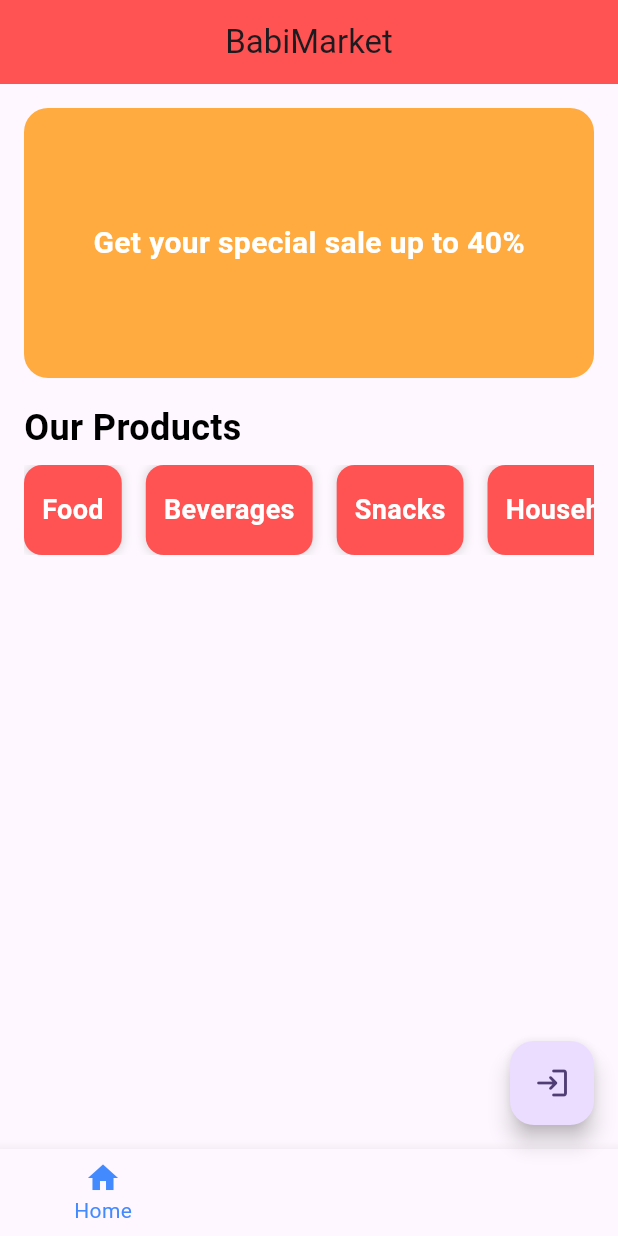
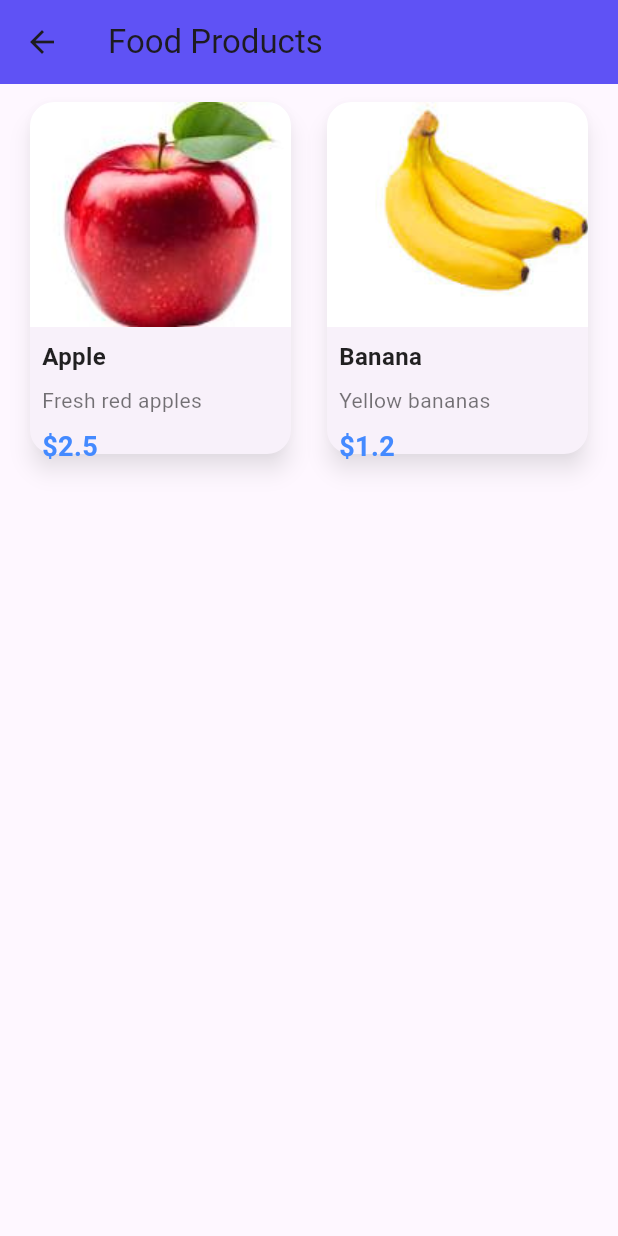
Before and after one commit to hadizorkot/BabiMarket-App, a Flutter app: the screen it shows once a user with an empty profile is signed in, after a tap on "Food", on a phone screen of 412 x 824 dp. Run offline on Flutter 3.47's test engine with Material 3 defaults, Android fonts, the phone set to English and light mode, and no system bars; our stand-ins replace firebase_auth, firebase_core; accounts and stored records are empty.

Commit message:
add product feature

```diff
--- /dev/null
+++ b/assets/products.json
@@ -0,0 +1,40 @@
+[
+  {
+    "categoryId": 1,
+    "products": [
+      {
+        "id": 1,
+        "name": "Apple",
+        "description": "Fresh red apples",
+        "price": 2.5,
+        "image": "assets/images/apple.jpg"
+      },
+      {
+        "id": 2,
+        "name": "Banana",
+        "description": "Yellow bananas",
+        "price": 1.2,
+        "image": "assets/images/banana.jpg"
+      }
+    ]
+  },
+  {
+    "categoryId": 2,
+    "products": [
+      {
+        "id": 3,
+        "name": "Coke",
+        "description": "Refreshing soda",
+        "price": 1.5,
+        "image": "assets/images/coke.jpg"
+      },
+      {
+        "id": 4,
+        "name": "Pepsi",
+        "description": "Cool refreshing drink",
+        "price": 1.4,
+        "image": "assets/images/pepsi.jpg"
+      }
+    ]
+  }
+]
--- a/lib/homepage.dart
+++ b/lib/homepage.dart
@@ -1,8 +1,7 @@
 import 'package:flutter/material.dart';
 import 'package:babi_market/services/remote_services.dart';
-import 'package:babi_market/login.dart';
-import 'package:firebase_auth/firebase_auth.dart';
 import 'package:babi_market/models/ProductCategory.dart';
+import 'product_category_page.dart'; // Import ProductCategoryPage
 
 class Homepage extends StatefulWidget {
   const Homepage({super.key});
@@ -12,16 +11,6 @@ class Homepage extends StatefulWidget {
 }
 
 class _HomepageState extends State<Homepage> {
-  final user = FirebaseAuth.instance.currentUser;
-
-  signout() async {
-    await FirebaseAuth.instance.signOut();
-    Navigator.pushReplacement(
-      context,
-      MaterialPageRoute(builder: (context) => const Login()),
-    );
-  }
-
   List<ProductCategory>? productCategories;
   var isLoading = false;
 
@@ -47,7 +36,7 @@ class _HomepageState extends State<Homepage> {
       appBar: AppBar(
         title: const Text("BabiMarket"),
         centerTitle: true,
-        backgroundColor: Colors.redAccent, // AppBar color
+        backgroundColor: const Color.fromARGB(255, 94, 82, 255), // AppBar color
       ),
       body: Padding(
         padding: const EdgeInsets.all(16.0),
@@ -58,7 +47,7 @@ class _HomepageState extends State<Homepage> {
             Container(
               height: 180,
               decoration: BoxDecoration(
-                color: Colors.orangeAccent,
+                color: const Color.fromARGB(255, 64, 169, 255),
                 borderRadius: BorderRadius.circular(16),
               ),
               child: Center(
@@ -96,7 +85,17 @@ class _HomepageState extends State<Homepage> {
                           padding: const EdgeInsets.only(right: 16.0),
                           child: GestureDetector(
                             onTap: () {
-                              // Implement the logic when a category is tapped
+                              // Navigate to the Product Category Page when tapped
+                              Navigator.push(
+                                context,
+                                MaterialPageRoute(
+                                  builder: (context) => ProductCategoryPage(
+                                    categoryId: productCategories![index].id,
+                                    categoryName:
+                                        productCategories![index].name,
+                                  ),
+                                ),
+                              );
                             },
                             child: Container(
                               padding: const EdgeInsets.symmetric(
@@ -104,11 +103,8 @@ class _HomepageState extends State<Homepage> {
                                 horizontal: 12,
                               ),
                               decoration: BoxDecoration(
-                                color: Colors
-                                    .redAccent, // Background color of the box
-                                borderRadius: BorderRadius.circular(
-                                  12,
-                                ), // Rounded corners
+                                color: const Color.fromARGB(255, 99, 82, 255),
+                                borderRadius: BorderRadius.circular(12),
                                 boxShadow: [
                                   BoxShadow(
                                     color: Colors.grey.withOpacity(0.3),
@@ -122,7 +118,7 @@ class _HomepageState extends State<Homepage> {
                                   productCategories![index].name,
                                   style: const TextStyle(
                                     color: Colors.white,
-                                    fontSize: 18, // Larger font size
+                                    fontSize: 18,
                                     fontWeight: FontWeight.w600,
                                   ),
                                 ),
@@ -134,7 +130,6 @@ class _HomepageState extends State<Homepage> {
                     )
                   : const Center(child: CircularProgressIndicator()),
             ),
-
             const SizedBox(height: 16),
           ],
         ),
@@ -161,10 +156,6 @@ class _HomepageState extends State<Homepage> {
           // Handle the navigation logic here
         },
       ),
-      floatingActionButton: FloatingActionButton(
-        onPressed: signout,
-        child: const Icon(Icons.login_rounded),
-      ),
     );
   }
 }
--- /dev/null
+++ b/lib/models/Product.dart
@@ -0,0 +1,31 @@
+class Product {
+  int id;
+  String name;
+  String description;
+  double price;
+  String image;
+
+  Product({
+    required this.id,
+    required this.name,
+    required this.description,
+    required this.price,
+    required this.image,
+  });
+
+  factory Product.fromJson(Map<String, dynamic> json) => Product(
+    id: json["id"],
+    name: json["name"],
+    description: json["description"],
+    price: json["price"],
+    image: json["image"],
+  );
+
+  Map<String, dynamic> toJson() => {
+    "id": id,
+    "name": name,
+    "description": description,
+    "price": price,
+    "image": image,
+  };
+}
--- a/lib/models/ProductCategory.dart
+++ b/lib/models/ProductCategory.dart
@@ -1,5 +1,3 @@
-import 'dart:convert';
-
 class ProductCategory {
   int id;
   String name;
--- /dev/null
+++ b/lib/product_category_page.dart
@@ -0,0 +1,140 @@
+import 'package:flutter/material.dart';
+import 'package:babi_market/models/Product.dart';
+import 'package:babi_market/services/remote_services.dart';
+
+class ProductCategoryPage extends StatefulWidget {
+  final int categoryId;
+  final String categoryName;
+
+  const ProductCategoryPage({
+    super.key,
+    required this.categoryId,
+    required this.categoryName,
+  });
+
+  @override
+  State<ProductCategoryPage> createState() => _ProductCategoryPageState();
+}
+
+class _ProductCategoryPageState extends State<ProductCategoryPage> {
+  List<Product>? products;
+  var isLoading = false;
+
+  @override
+  void initState() {
+    super.initState();
+    getProducts();
+  }
+
+  getProducts() async {
+    setState(() {
+      isLoading = true;
+    });
+    final remoteServices = RemoteServices();
+    products = await remoteServices.getProductsByCategory(widget.categoryId);
+    setState(() {
+      isLoading = false;
+    });
+  }
+
+  @override
+  Widget build(BuildContext context) {
+    return Scaffold(
+      appBar: AppBar(
+        title: Text('${widget.categoryName} Products'),
+        backgroundColor: const Color.fromARGB(255, 94, 82, 255),
+        elevation: 4, // Add shadow for a floating effect
+      ),
+      body: Padding(
+        padding: const EdgeInsets.symmetric(horizontal: 16.0, vertical: 8.0),
+        child: isLoading
+            ? const Center(child: CircularProgressIndicator())
+            : products == null || products!.isEmpty
+            ? const Center(child: Text('No products found in this category.'))
+            : GridView.builder(
+                gridDelegate: SliverGridDelegateWithFixedCrossAxisCount(
+                  crossAxisCount: 2,
+                  crossAxisSpacing: 16.0,
+                  mainAxisSpacing: 16.0,
+                  childAspectRatio: 0.75, // Adjust item aspect ratio
+                ),
+                itemCount: products?.length,
+                itemBuilder: (context, index) {
+                  final product = products![index];
+                  return ProductCard(product: product);
+                },
+              ),
+      ),
+    );
+  }
+}
+
+class ProductCard extends StatelessWidget {
+  final Product product;
+
+  const ProductCard({Key? key, required this.product}) : super(key: key);
+
+  @override
+  Widget build(BuildContext context) {
+    return GestureDetector(
+      onTap: () {
+        // You can navigate to a detailed product page here
+        print("Tapped on ${product.name}");
+      },
+      child: Card(
+        shape: RoundedRectangleBorder(borderRadius: BorderRadius.circular(16)),
+        elevation: 6, // Card elevation
+        shadowColor: Colors.grey.withOpacity(0.3), // Add shadow color
+        child: Column(
+          crossAxisAlignment: CrossAxisAlignment.start,
+          children: [
+            // Image part
+            ClipRRect(
+              borderRadius: BorderRadius.vertical(top: Radius.circular(16)),
+              child: Image.asset(
+                product.image,
+                height: 150, // Fixed height for image
+                width: double.infinity,
+                fit: BoxFit.cover, // Ensure image covers the whole area
+              ),
+            ),
+            Padding(
+              padding: const EdgeInsets.all(8.0),
+              child: Text(
+                product.name,
+                style: TextStyle(
+                  fontSize: 16,
+                  fontWeight: FontWeight.bold,
+                  color: Colors.black87,
+                ),
+                overflow: TextOverflow.ellipsis,
+              ),
+            ),
+            // Description part
+            Padding(
+              padding: const EdgeInsets.symmetric(horizontal: 8.0),
+              child: Text(
+                product.description,
+                style: TextStyle(fontSize: 14, color: Colors.black54),
+                overflow: TextOverflow.ellipsis,
+                maxLines: 2, // Limit description to 2 lines to prevent overflow
+              ),
+            ),
+            // Price part: Display at the bottom of the card
+            Padding(
+              padding: const EdgeInsets.all(8.0),
+              child: Text(
+                "\$${product.price}",
+                style: TextStyle(
+                  fontSize: 18,
+                  fontWeight: FontWeight.bold,
+                  color: Colors.blueAccent, // Make the price prominent
+                ),
+              ),
+            ),
+          ],
+        ),
+      ),
+    );
+  }
+}
--- a/lib/services/remote_services.dart
+++ b/lib/services/remote_services.dart
@@ -1,22 +1,16 @@
 import 'package:flutter/services.dart' as rootBundle;
 import 'dart:convert';
 import 'package:babi_market/models/ProductCategory.dart';
+import 'package:babi_market/models/Product.dart';
 
 class RemoteServices {
+  // Fetch product categories
   Future<List<ProductCategory>?> getProductCategories() async {
     try {
-      // Load the JSON file from assets
       final jsonString = await rootBundle.rootBundle.loadString(
         'assets/ProductCategory.json',
       );
-
-      // Print the content of the JSON file to debug if it's loaded properly
-      print(jsonString);
-
-      // Parse the JSON data
       final List<dynamic> jsonResponse = json.decode(jsonString);
-
-      // Convert the JSON data to a list of ProductCategory objects
       return jsonResponse
           .map((category) => ProductCategory.fromJson(category))
           .toList();
@@ -25,4 +19,33 @@ class RemoteServices {
       return null;
     }
   }
+
+  // Fetch products by category id
+  Future<List<Product>?> getProductsByCategory(int categoryId) async {
+    try {
+      final jsonString = await rootBundle.rootBundle.loadString(
+        'assets/products.json',
+      );
+      final List<dynamic> jsonResponse = json.decode(jsonString);
+
+      // Find the category with the matching categoryId
+      final category = jsonResponse.firstWhere(
+        (category) => category["categoryId"] == categoryId,
+        orElse: () => null,
+      );
+
+      if (category != null) {
+        // Convert the products to a list of Product objects
+        final List<Product> products = (category["products"] as List)
+            .map((product) => Product.fromJson(product))
+            .toList();
+        return products;
+      } else {
+        return null; // No products found for the category
+      }
+    } catch (e) {
+      print('Error loading products: $e');
+      return null;
+    }
+  }
 }
--- a/pubspec.yaml
+++ b/pubspec.yaml
@@ -96,3 +96,8 @@ flutter:
 
   assets:
     - assets/ProductCategory.json
+    - assets/products.json
+    - assets/images/apple.jpg
+    - assets/images/banana.jpg
+    - assets/images/coke.jpg
+    - assets/images/pepsi.jpg
```
Also changed, not shown: assets/images/apple.jpg (added), assets/images/banana.jpg (added), assets/images/coke.jpg (added), assets/images/pepsi.jpg (added).
